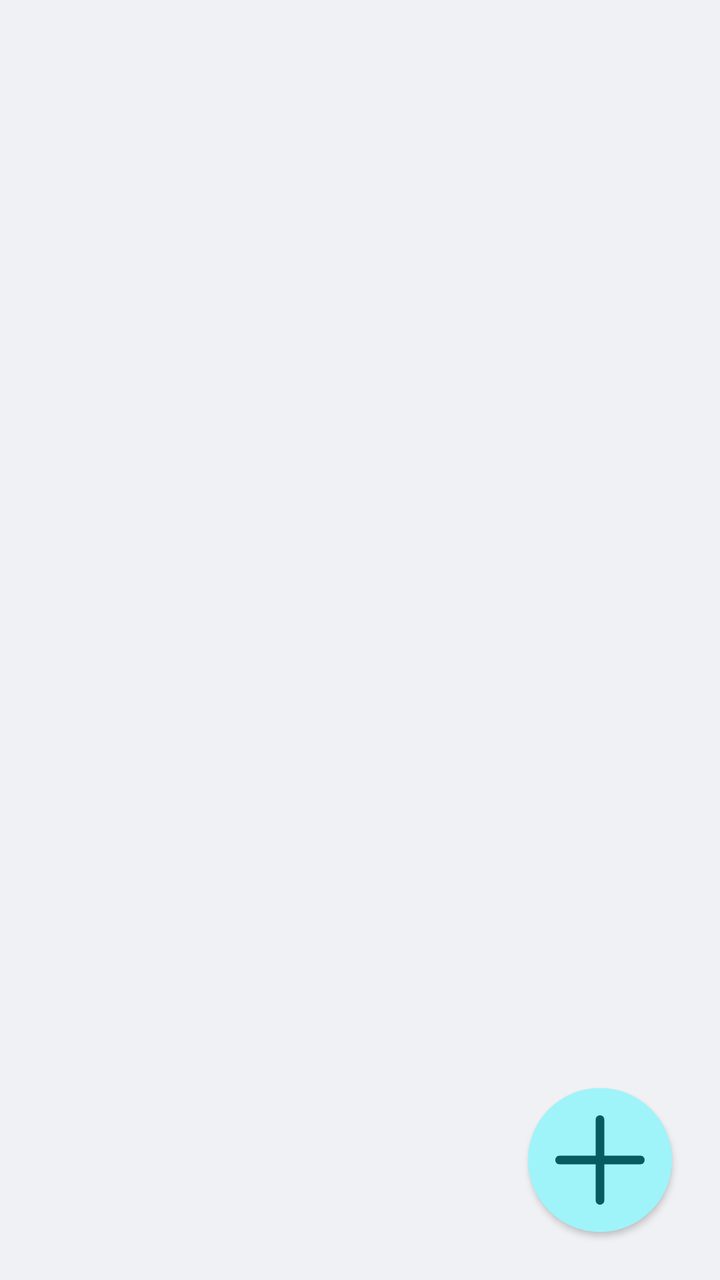
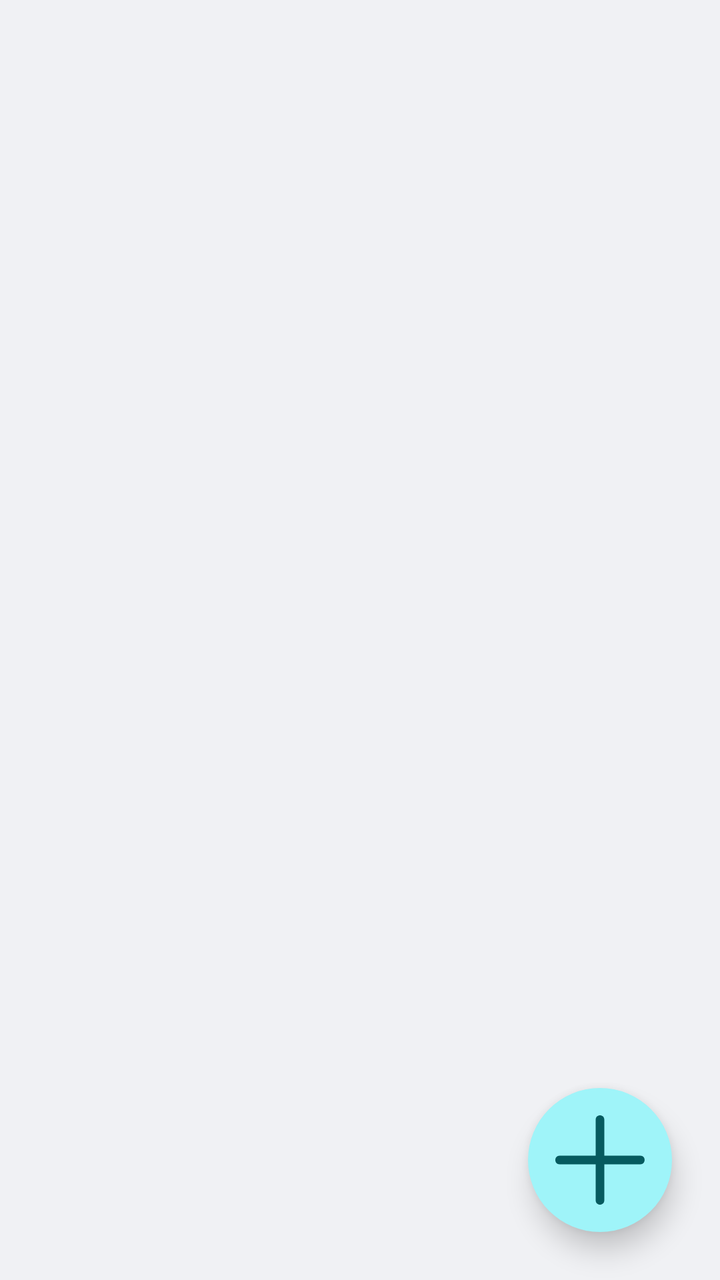

Screens rendered from an Android XML layout before and after an edit, with the pre-edit source and the edit as a unified diff.
<!-- AndroidManifest.xml: application theme Theme.MangaCheck -->
<!-- res/layout/list_comic_layout.xml -->
<?xml version="1.0" encoding="utf-8"?>
<RelativeLayout xmlns:android="http://schemas.android.com/apk/res/android"
    android:layout_width="match_parent"
    android:layout_height="match_parent"
    android:background="?backgroundColor"
    android:clipChildren="false"
    android:clipToPadding="false"
    android:fitsSystemWindows="true">

    <Button
        android:id="@+id/add_button"
        android:layout_width="@dimen/U_9"
        android:layout_height="@dimen/U_9"
        android:layout_alignParentEnd="true"
        android:layout_alignParentBottom="true"
        android:layout_marginEnd="@dimen/U_3"
        android:layout_marginBottom="@dimen/U_3"
        android:background="@drawable/add_button"
        android:elevation="@dimen/U_1" />

</RelativeLayout>
<!-- resources referenced by this layout -->
<resources>
  <dimen name="U_1">8dp</dimen>
  <dimen name="U_3">24dp</dimen>
  <dimen name="U_9">72dp</dimen>
  <!-- drawable add_button (drawable) -->
  <layer-list xmlns:android="http://schemas.android.com/apk/res/android">
      <item>
          <shape android:shape="oval">
              <solid android:color="?colorSecondaryContainer" />
          </shape>
      </item>
  
      <item>
          <vector
              android:width="10dp"
              android:height="10dp"
              android:autoMirrored="true"
              android:tint="?colorOnSecondaryContainer"
              android:viewportWidth="100"
              android:viewportHeight="100">
              <path
                  android:fillColor="@android:color/white"
                  android:pathData="M 47 47 v -25 c 0 -4 6 -4 6 0 v 25 h 25 c 4 0 4 6 0 6 h -25 v 25 c 0 4 -6 4 -6 0 v -25 h -25 c -4 0 -4 -6 0 -6 Z" />
          </vector>
      </item>
  </layer-list>
  <color name="primary_35">#1038A2</color>
  <color name="primary_80">#A3B9F5</color>
  <color name="white">#FFFFFFFF</color>
  <color name="primary_20">#0A205C</color>
  <color name="secondary_35">#0A9FA9</color>
  <color name="secondary_80">#9FF4F9</color>
  <color name="secondary_20">#065B60</color>
  <color name="tertiary_35">#3D4C76</color>
  <color name="tertiary_80">#BCC4DC</color>
  <color name="tertiary_20">#232B43</color>
  <color name="error_35">#B22200</color>
  <color name="error_80">#FFAC99</color>
  <color name="error_20">#661300</color>
  <color name="Natural_95">#F0F1F4</color>
  <color name="Natural_10">#16181D</color>
  <color name="Natural_20">#2B303B</color>
  <color name="VNatural_90">#E2E9E9</color>
  <color name="VNatural_30">#415658</color>
  <color name="VNatural_50">#6C9093</color>
  <color name="VNatural_80">#C4D3D4</color>
  <style name="mySpinnerItemSelectedStyleLight" parent="@android:style/Widget.Holo.TextView.SpinnerItem">
          <item name="android:textColor">?colorOnSurfaceVariant</item>
      </style>
  <style name="DrawerArrowStyleLight" parent="@style/Widget.AppCompat.DrawerArrowToggle">
          <item name="spinBars">true</item>
          <item name="color">?colorOnPrimaryContainer</item>
      </style>
  <!-- unchanged entries left out for length: 1 -->
</resources>

<!-- the commit's change to res/layout/list_comic_layout.xml (unified diff, before → after) -->
@@ -3,11 +3,15 @@
     android:layout_width="match_parent"
     android:layout_height="match_parent"
     android:background="?backgroundColor"
-    android:clipChildren="false"
-    android:clipToPadding="false"
+    android:clipChildren="true"
+    android:clipToPadding="true"
     android:fitsSystemWindows="true">
 
-    <Button
+    <include
+        android:id="@+id/container"
+        layout="@layout/list_comic_group" />
+
+    <ImageButton
         android:id="@+id/add_button"
         android:layout_width="@dimen/U_9"
         android:layout_height="@dimen/U_9"
@@ -16,6 +20,17 @@
         android:layout_marginEnd="@dimen/U_3"
         android:layout_marginBottom="@dimen/U_3"
         android:background="@drawable/add_button"
+        android:contentDescription="Add action"
         android:elevation="@dimen/U_1" />
 
 </RelativeLayout>
+<!-- res/layout/list_comic_group.xml (included above) -->
+<?xml version="1.0" encoding="utf-8"?>
+<ListView xmlns:android="http://schemas.android.com/apk/res/android"
+    android:layout_width="match_parent"
+    android:layout_height="wrap_content"
+    android:layout_margin="@dimen/U_3"
+    android:layout_marginTop="@dimen/U_2"
+    android:background="@drawable/basic_surface"
+    android:elevation="@dimen/U_half"
+    android:orientation="vertical" />
<!-- resource entries referenced after the edit -->
@@ -1,8 +1,10 @@
 <!-- resources referenced by this layout -->
 <resources>
   <dimen name="U_1">8dp</dimen>
+  <dimen name="U_2">16dp</dimen>
   <dimen name="U_3">24dp</dimen>
   <dimen name="U_9">72dp</dimen>
+  <dimen name="U_half">4dp</dimen>
   <!-- drawable add_button (drawable) -->
   <layer-list xmlns:android="http://schemas.android.com/apk/res/android">
       <item>
@@ -25,6 +27,13 @@
           </vector>
       </item>
   </layer-list>
+  <!-- drawable basic_surface (drawable) -->
+  <?xml version="1.0" encoding="utf-8"?>
+  <shape xmlns:android="http://schemas.android.com/apk/res/android"
+      android:shape="rectangle">
+      <solid android:color="?colorSurface" />
+      <corners android:radius="@dimen/U_2" />
+  </shape>
   <color name="primary_35">#1038A2</color>
   <color name="primary_80">#A3B9F5</color>
   <color name="white">#FFFFFFFF</color>
